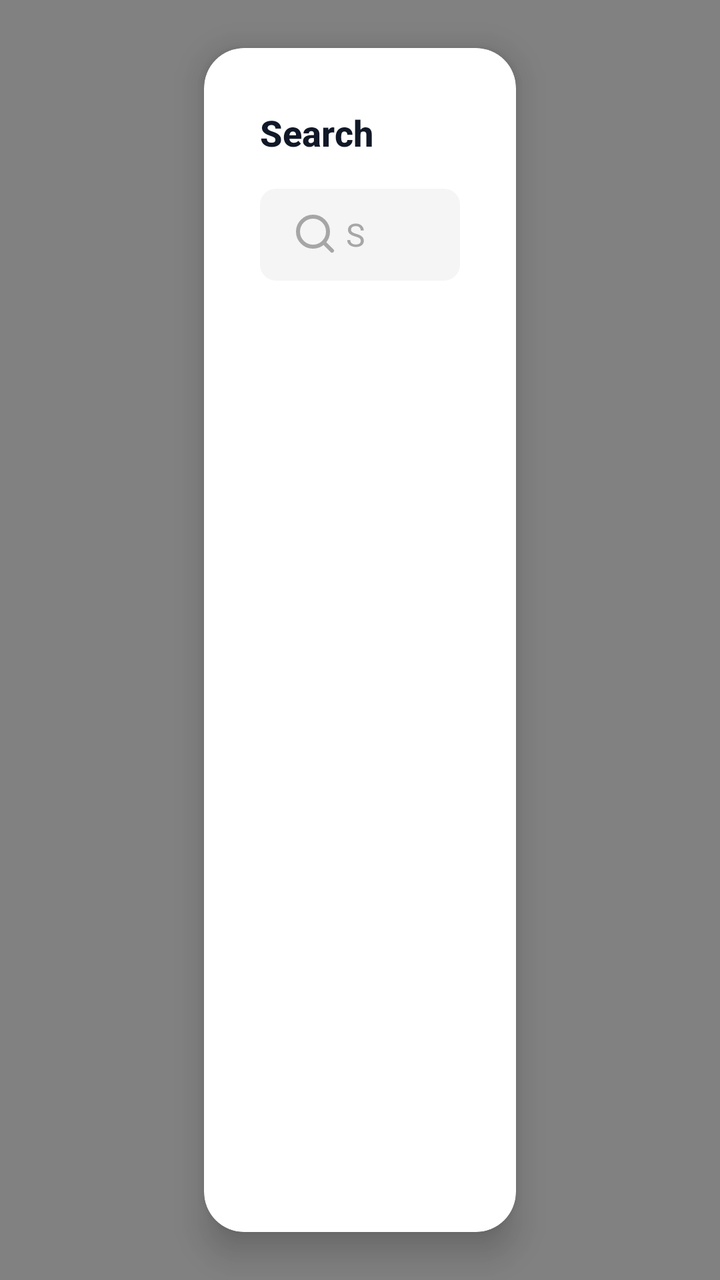
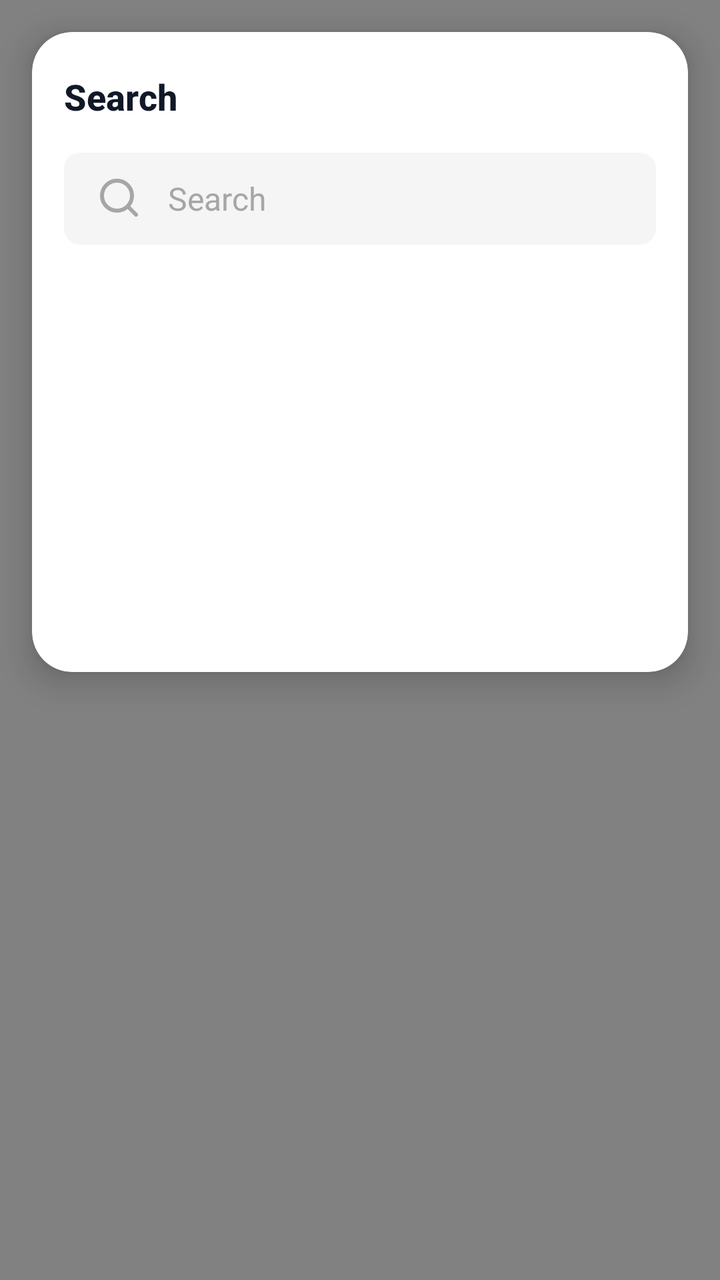

Screens rendered from an Android XML layout before and after an edit, with the pre-edit source and the edit as a unified diff.
<!-- AndroidManifest.xml: activity theme Theme.INMOClaw.SearchOverlay -->
<!-- res/layout/activity_chat_search.xml -->
<?xml version="1.0" encoding="utf-8"?>
<androidx.constraintlayout.widget.ConstraintLayout xmlns:android="http://schemas.android.com/apk/res/android"
    xmlns:app="http://schemas.android.com/apk/res-auto"
    android:layout_width="match_parent"
    android:layout_height="match_parent">

    <View
        android:id="@+id/scrimView"
        android:layout_width="0dp"
        android:layout_height="0dp"
        android:background="@color/search_overlay_scrim"
        android:clickable="true"
        android:focusable="true"
        app:layout_constraintBottom_toBottomOf="parent"
        app:layout_constraintEnd_toEndOf="parent"
        app:layout_constraintStart_toStartOf="parent"
        app:layout_constraintTop_toTopOf="parent" />

    <androidx.constraintlayout.widget.Guideline
        android:layout_width="wrap_content"
        android:id="@+id/guideline_start"
        android:orientation="vertical"
        app:layout_constraintGuide_percent="0.25"
        android:layout_height="wrap_content"/>

    <androidx.constraintlayout.widget.Guideline
        android:layout_width="wrap_content"
        android:id="@+id/guideline_end"
        android:orientation="vertical"
        app:layout_constraintGuide_percent="0.75"
        android:layout_height="wrap_content"/>

    <LinearLayout
        android:id="@+id/searchPanel"
        android:layout_width="0dp"
        android:layout_height="0dp"
        android:layout_marginStart="12dp"
        android:layout_marginTop="24dp"
        android:layout_marginEnd="12dp"
        android:layout_marginBottom="24dp"
        android:background="@drawable/bg_chat_search_overlay_panel"
        android:clipToOutline="true"
        android:elevation="10dp"
        android:orientation="vertical"
        android:paddingStart="28dp"
        android:paddingTop="30dp"
        android:paddingEnd="28dp"
        android:paddingBottom="30dp"
        app:layout_constraintBottom_toBottomOf="parent"
        app:layout_constraintEnd_toEndOf="@+id/guideline_end"
        app:layout_constraintStart_toStartOf="@+id/guideline_start"
        app:layout_constraintTop_toTopOf="parent">

        <LinearLayout
            android:layout_width="match_parent"
            android:layout_height="wrap_content"
            android:gravity="center_vertical"
            android:orientation="horizontal">

            <TextView
                android:id="@+id/titleView"
                android:layout_width="0dp"
                android:layout_height="wrap_content"
                android:layout_weight="1"
                android:textStyle="bold"
                android:fontFamily="sans-serif-medium"
                android:text="@string/chat_search_title"
                android:textColor="@color/text_primary"
                android:textSize="18sp" />

            <ImageButton
                android:id="@+id/closeButton"
                android:layout_width="40dp"
                android:layout_height="40dp"
                android:visibility="gone"
                android:background="@android:color/transparent"
                android:contentDescription="@string/chat_search_close"
                android:padding="8dp"
                android:src="@drawable/ic_search_close"
                app:tint="@color/sidebar_muted" />
        </LinearLayout>

        <FrameLayout
            android:layout_width="match_parent"
            android:layout_height="46dp"
            android:layout_marginTop="16dp"
            android:background="@drawable/bg_shell_search_field">

            <EditText
                android:id="@+id/searchInput"
                android:layout_width="match_parent"
                android:layout_height="match_parent"
                android:layout_marginEnd="44dp"
                android:background="@android:color/transparent"
                android:drawableStart="@drawable/ic_shell_search"
                android:drawablePadding="12dp"
                android:fontFamily="sans-serif"
                android:gravity="center_vertical"
                android:hint="@string/chat_search_input_hint"
                android:imeOptions="actionSearch"
                android:importantForAutofill="no"
                android:inputType="text"
                android:maxLines="1"
                android:paddingStart="16dp"
                android:paddingEnd="16dp"
                android:textColor="@color/text_primary"
                android:textColorHint="@color/sidebar_muted"
                android:textSize="16sp" />

            <ImageButton
                android:id="@+id/clearButton"
                android:layout_width="32dp"
                android:layout_height="32dp"
                android:layout_gravity="end|center_vertical"
                android:layout_marginEnd="12dp"
                android:background="@android:color/transparent"
                android:contentDescription="@string/chat_search_clear"
                android:padding="6dp"
                android:src="@drawable/ic_search_close"
                android:visibility="gone"
                app:tint="@color/sidebar_muted" />
        </FrameLayout>

        <ProgressBar
            android:id="@+id/loadingView"
            android:layout_width="wrap_content"
            android:layout_height="wrap_content"
            android:layout_gravity="center_horizontal"
            android:layout_marginTop="32dp"
            android:visibility="gone" />

        <TextView
            android:id="@+id/emptyStateView"
            android:layout_width="match_parent"
            android:layout_height="wrap_content"
            android:layout_marginTop="32dp"
            android:gravity="center"
            android:paddingStart="12dp"
            android:paddingEnd="12dp"
            android:textColor="@color/text_secondary"
            android:textSize="15sp" />

        <androidx.recyclerview.widget.RecyclerView
            android:id="@+id/searchResultsRecycler"
            android:layout_width="match_parent"
            android:layout_height="0dp"
            android:layout_marginTop="12dp"
            android:layout_weight="1"
            android:clipToPadding="false"
            android:paddingBottom="12dp"
            android:scrollbars="vertical"
            android:visibility="gone" />
    </LinearLayout>

</androidx.constraintlayout.widget.ConstraintLayout>
<!-- resources referenced by this layout -->
<resources>
  <color name="search_overlay_scrim">#992E2E2E</color>
  <color name="sidebar_muted">#A6A6A6</color>
  <color name="text_primary">#111827</color>
  <color name="text_secondary">#6B7280</color>
  <!-- drawable bg_chat_search_overlay_panel (drawable) -->
  <?xml version="1.0" encoding="utf-8"?>
  <shape xmlns:android="http://schemas.android.com/apk/res/android">
      <solid android:color="@color/surface_card" />
      <corners android:radius="20dp" />
  </shape>
  <!-- drawable bg_shell_search_field (drawable) -->
  <?xml version="1.0" encoding="utf-8"?>
  <shape xmlns:android="http://schemas.android.com/apk/res/android">
      <solid android:color="@color/sidebar_chip" />
      <corners android:radius="8dp" />
  </shape>
  <!-- drawable ic_search_close (drawable) -->
  <?xml version="1.0" encoding="utf-8"?>
  <vector xmlns:android="http://schemas.android.com/apk/res/android"
      android:width="20dp"
      android:height="20dp"
      android:viewportWidth="24"
      android:viewportHeight="24">
      <path
          android:fillColor="@android:color/transparent"
          android:pathData="M6,6L18,18M18,6L6,18"
          android:strokeColor="@color/sidebar_muted"
          android:strokeLineCap="round"
          android:strokeLineJoin="round"
          android:strokeWidth="2" />
  </vector>
  <!-- drawable ic_shell_search (drawable) -->
  <?xml version="1.0" encoding="utf-8"?>
  <vector xmlns:android="http://schemas.android.com/apk/res/android"
      android:width="24dp"
      android:height="24dp"
      android:viewportWidth="24"
      android:viewportHeight="24">
      <path
          android:fillColor="@android:color/transparent"
          android:pathData="M0,0h24v24h-24z"
          android:strokeWidth="0" />
      <path
          android:fillColor="@android:color/transparent"
          android:pathData="M10.5,18A7.5,7.5 0 1 1 10.5,3a7.5,7.5 0 0 1 0,15z"
          android:strokeColor="@color/sidebar_muted"
          android:strokeLineCap="round"
          android:strokeLineJoin="round"
          android:strokeWidth="2" />
      <path
          android:fillColor="@android:color/transparent"
          android:pathData="M16,16l4,4"
          android:strokeColor="@color/sidebar_muted"
          android:strokeLineCap="round"
          android:strokeLineJoin="round"
          android:strokeWidth="2" />
  </vector>
  <string name="chat_search_clear">Clear search text</string>
  <string name="chat_search_close">Close search</string>
  <string name="chat_search_input_hint">Search</string>
  <string name="chat_search_title">Search</string>
  <style name="Theme.INMOClaw.SearchOverlay" parent="Theme.INMOClaw.Transparent">
          <item name="android:statusBarColor">@android:color/transparent</item>
          <item name="android:navigationBarColor">@android:color/transparent</item>
      </style>
  <color name="surface_card">#FFFFFFFF</color>
  <color name="sidebar_chip">#0A000000</color>
  <style name="Theme.INMOClaw.Transparent" parent="Theme.Material3.DayNight.NoActionBar">
          <item name="android:windowIsTranslucent">true</item>
          <item name="android:windowBackground">@android:color/transparent</item>
          <item name="android:colorBackground">@android:color/transparent</item>
      </style>
</resources>

<!-- the commit's change to res/layout/activity_chat_search.xml (unified diff, before → after) -->
@@ -2,7 +2,8 @@
 <androidx.constraintlayout.widget.ConstraintLayout xmlns:android="http://schemas.android.com/apk/res/android"
     xmlns:app="http://schemas.android.com/apk/res-auto"
     android:layout_width="match_parent"
-    android:layout_height="match_parent">
+    android:layout_height="match_parent"
+    android:fitsSystemWindows="true">
 
     <View
         android:id="@+id/scrimView"
@@ -16,39 +17,28 @@
         app:layout_constraintStart_toStartOf="parent"
         app:layout_constraintTop_toTopOf="parent" />
 
-    <androidx.constraintlayout.widget.Guideline
-        android:layout_width="wrap_content"
-        android:id="@+id/guideline_start"
-        android:orientation="vertical"
-        app:layout_constraintGuide_percent="0.25"
-        android:layout_height="wrap_content"/>
-
-    <androidx.constraintlayout.widget.Guideline
-        android:layout_width="wrap_content"
-        android:id="@+id/guideline_end"
-        android:orientation="vertical"
-        app:layout_constraintGuide_percent="0.75"
-        android:layout_height="wrap_content"/>
-
     <LinearLayout
         android:id="@+id/searchPanel"
         android:layout_width="0dp"
         android:layout_height="0dp"
-        android:layout_marginStart="12dp"
-        android:layout_marginTop="24dp"
-        android:layout_marginEnd="12dp"
-        android:layout_marginBottom="24dp"
+        android:layout_marginStart="16dp"
+        android:layout_marginTop="16dp"
+        android:layout_marginEnd="16dp"
+        android:layout_marginBottom="16dp"
         android:background="@drawable/bg_chat_search_overlay_panel"
         android:clipToOutline="true"
         android:elevation="10dp"
         android:orientation="vertical"
-        android:paddingStart="28dp"
-        android:paddingTop="30dp"
-        android:paddingEnd="28dp"
-        android:paddingBottom="30dp"
+        android:paddingStart="16dp"
+        android:paddingTop="20dp"
+        android:paddingEnd="16dp"
+        android:paddingBottom="20dp"
         app:layout_constraintBottom_toBottomOf="parent"
-        app:layout_constraintEnd_toEndOf="@+id/guideline_end"
-        app:layout_constraintStart_toStartOf="@+id/guideline_start"
+        app:layout_constraintEnd_toEndOf="parent"
+        app:layout_constraintHeight_percent="0.5"
+        app:layout_constraintStart_toStartOf="parent"
+        app:layout_constraintVertical_bias="0"
+        app:layout_constraintWidth_max="720dp"
         app:layout_constraintTop_toTopOf="parent">
 
         <LinearLayout
<!-- resource entries referenced after the edit -->
@@ -63,6 +63,7 @@
   <string name="chat_search_title">Search</string>
   <style name="Theme.INMOClaw.SearchOverlay" parent="Theme.INMOClaw.Transparent">
           <item name="android:statusBarColor">@android:color/transparent</item>
+          <item name="android:windowLightStatusBar">false</item>
           <item name="android:navigationBarColor">@android:color/transparent</item>
       </style>
   <color name="surface_card">#FFFFFFFF</color>
